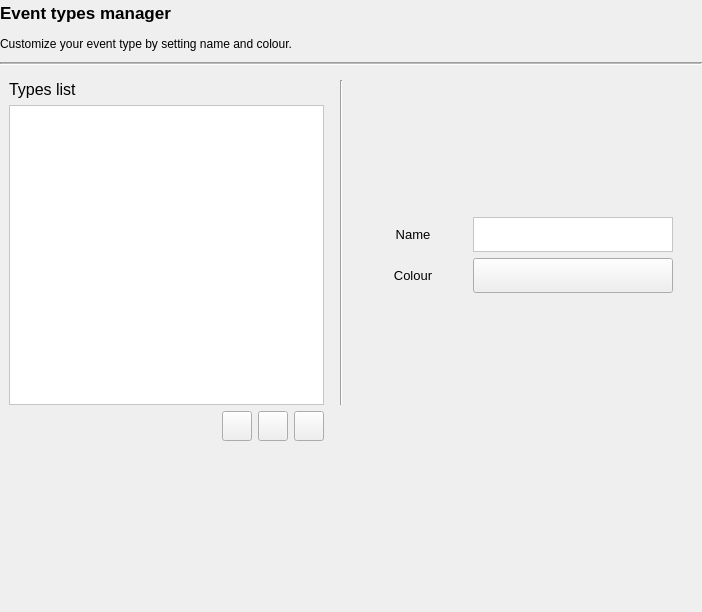
Qt form GUI/Autogenerated/SettingsWindow/AGEventTypesSet.ui (Klaudia-24/Harmonogram) before a commit.
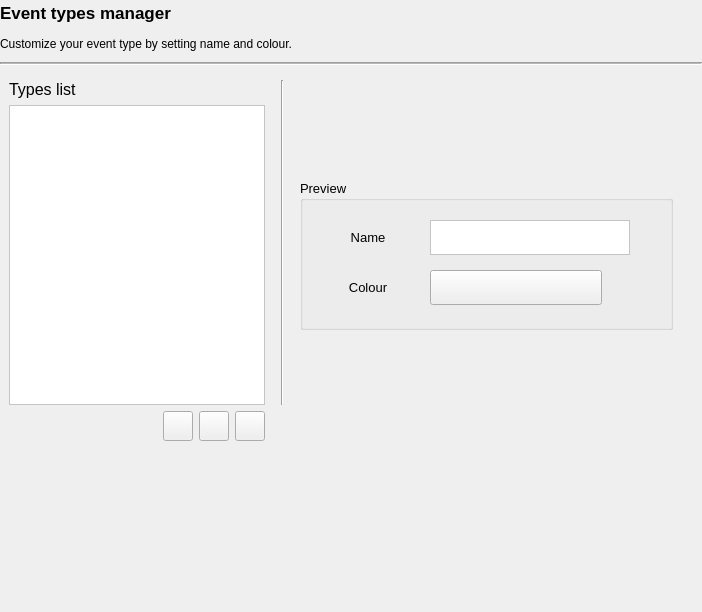
The same form after that commit.

Commit message: Added settings display in event types set.

The edit to the form file:
```diff
--- a/GUI/Autogenerated/SettingsWindow/AGEventTypesSet.ui
+++ b/GUI/Autogenerated/SettingsWindow/AGEventTypesSet.ui
@@ -61,51 +61,66 @@
       </property>
       <layout class="QGridLayout" name="gridLayout_5">
        <item row="0" column="0">
-        <layout class="QGridLayout" name="gridLayout_3">
-         <item row="1" column="1">
-          <widget class="QListWidget" name="typesListWidget">
-           <property name="minimumSize">
-            <size>
-             <width>0</width>
-             <height>300</height>
-            </size>
-           </property>
-           <property name="maximumSize">
-            <size>
-             <width>350</width>
-             <height>300</height>
-            </size>
-           </property>
-           <property name="font">
-            <font>
-             <pointsize>10</pointsize>
-            </font>
-           </property>
-           <property name="styleSheet">
-            <string notr="true">background-color: rgb(255,255,255);</string>
-           </property>
-          </widget>
-         </item>
-         <item row="0" column="2" rowspan="2">
-          <spacer name="horizontalSpacer">
-           <property name="orientation">
-            <enum>Qt::Horizontal</enum>
-           </property>
-           <property name="sizeType">
-            <enum>QSizePolicy::Fixed</enum>
-           </property>
-           <property name="sizeHint" stdset="0">
-            <size>
-             <width>10</width>
-             <height>20</height>
-            </size>
-           </property>
-          </spacer>
-         </item>
+        <layout class="QGridLayout" name="gridLayout_3" columnstretch="0,0,0,0,0,1,0">
          <item row="1" column="5">
           <layout class="QGridLayout" name="gridLayout_6">
-           <item row="1" column="0">
+           <item row="0" column="0" colspan="2">
+            <spacer name="verticalSpacer_3">
+             <property name="orientation">
+              <enum>Qt::Vertical</enum>
+             </property>
+             <property name="sizeHint" stdset="0">
+              <size>
+               <width>20</width>
+               <height>40</height>
+              </size>
+             </property>
+            </spacer>
+           </item>
+           <item row="2" column="0" colspan="2">
+            <spacer name="verticalSpacer_2">
+             <property name="orientation">
+              <enum>Qt::Vertical</enum>
+             </property>
+             <property name="sizeHint" stdset="0">
+              <size>
+               <width>20</width>
+               <height>40</height>
+              </size>
+             </property>
+            </spacer>
+           </item>
+           <item row="1" column="0" colspan="2">
+            <widget class="QGroupBox" name="groupBox">
+             <property name="minimumSize">
+              <size>
+               <width>0</width>
+               <height>150</height>
+              </size>
+             </property>
+             <property name="maximumSize">
+              <size>
+               <width>16777215</width>
+               <height>150</height>
+              </size>
+             </property>
+             <property name="font">
+              <font>
+               <pointsize>10</pointsize>
+              </font>
+             </property>
+             <property name="title">
+              <string>Preview</string>
+             </property>
             <widget class="QLabel" name="label">
+              <property name="geometry">
+               <rect>
+                <x>20</x>
+                <y>40</y>
+                <width>96</width>
+                <height>35</height>
+               </rect>
+              </property>
              <property name="font">
               <font>
                <pointsize>10</pointsize>
@@ -118,9 +133,15 @@
               <set>Qt::AlignCenter</set>
              </property>
             </widget>
-           </item>
-           <item row="2" column="0">
             <widget class="QLabel" name="label_2">
+              <property name="geometry">
+               <rect>
+                <x>20</x>
+                <y>90</y>
+                <width>96</width>
+                <height>35</height>
+               </rect>
+              </property>
              <property name="font">
               <font>
                <pointsize>10</pointsize>
@@ -133,9 +154,15 @@
               <set>Qt::AlignCenter</set>
              </property>
             </widget>
-           </item>
-           <item row="1" column="1">
             <widget class="QTextEdit" name="typeNameTextEdit">
+              <property name="geometry">
+               <rect>
+                <x>130</x>
+                <y>40</y>
+                <width>200</width>
+                <height>35</height>
+               </rect>
+              </property>
              <property name="minimumSize">
               <size>
                <width>200</width>
@@ -157,9 +184,15 @@
               <string notr="true">background-color: rgb(255,255,255);</string>
              </property>
             </widget>
-           </item>
-           <item row="2" column="1">
             <widget class="QPushButton" name="typeColourBtn">
+              <property name="geometry">
+               <rect>
+                <x>130</x>
+                <y>90</y>
+                <width>172</width>
+                <height>35</height>
+               </rect>
+              </property>
              <property name="minimumSize">
               <size>
                <width>0</width>
@@ -176,32 +209,7 @@
               <string/>
              </property>
             </widget>
-           </item>
-           <item row="3" column="0" colspan="2">
-            <spacer name="verticalSpacer_2">
-             <property name="orientation">
-              <enum>Qt::Vertical</enum>
-             </property>
-             <property name="sizeHint" stdset="0">
-              <size>
-               <width>20</width>
-               <height>40</height>
-              </size>
-             </property>
-            </spacer>
-           </item>
-           <item row="0" column="0" colspan="2">
-            <spacer name="verticalSpacer_3">
-             <property name="orientation">
-              <enum>Qt::Vertical</enum>
-             </property>
-             <property name="sizeHint" stdset="0">
-              <size>
-               <width>20</width>
-               <height>40</height>
-              </size>
-             </property>
-            </spacer>
+            </widget>
            </item>
           </layout>
          </item>
@@ -221,6 +229,29 @@
            </property>
           </spacer>
          </item>
+         <item row="0" column="4" rowspan="2">
+          <spacer name="horizontalSpacer_8">
+           <property name="orientation">
+            <enum>Qt::Horizontal</enum>
+           </property>
+           <property name="sizeType">
+            <enum>QSizePolicy::Fixed</enum>
+           </property>
+           <property name="sizeHint" stdset="0">
+            <size>
+             <width>10</width>
+             <height>20</height>
+            </size>
+           </property>
+          </spacer>
+         </item>
+         <item row="0" column="3" rowspan="2">
+          <widget class="Line" name="line_2">
+           <property name="orientation">
+            <enum>Qt::Vertical</enum>
+           </property>
+          </widget>
+         </item>
          <item row="0" column="1">
           <widget class="QLabel" name="sectionTitleLabel_1">
            <property name="font">
@@ -233,29 +264,30 @@
            </property>
           </widget>
          </item>
-         <item row="0" column="3" rowspan="2">
-          <widget class="Line" name="line_2">
-           <property name="orientation">
-            <enum>Qt::Vertical</enum>
+         <item row="1" column="1">
+          <widget class="QListWidget" name="typesListWidget">
+           <property name="minimumSize">
+            <size>
+             <width>0</width>
+             <height>300</height>
+            </size>
+           </property>
+           <property name="maximumSize">
+            <size>
+             <width>350</width>
+             <height>300</height>
+            </size>
+           </property>
+           <property name="font">
+            <font>
+             <pointsize>10</pointsize>
+            </font>
+           </property>
+           <property name="styleSheet">
+            <string notr="true">background-color: rgb(255,255,255);</string>
            </property>
           </widget>
          </item>
-         <item row="0" column="4" rowspan="2">
-          <spacer name="horizontalSpacer_8">
-           <property name="orientation">
-            <enum>Qt::Horizontal</enum>
-           </property>
-           <property name="sizeType">
-            <enum>QSizePolicy::Fixed</enum>
-           </property>
-           <property name="sizeHint" stdset="0">
-            <size>
-             <width>10</width>
-             <height>20</height>
-            </size>
-           </property>
-          </spacer>
-         </item>
          <item row="2" column="1">
           <layout class="QGridLayout" name="gridLayout_10">
            <item row="0" column="2">
@@ -330,6 +362,22 @@
            </item>
           </layout>
          </item>
+         <item row="0" column="2" rowspan="2">
+          <spacer name="horizontalSpacer">
+           <property name="orientation">
+            <enum>Qt::Horizontal</enum>
+           </property>
+           <property name="sizeType">
+            <enum>QSizePolicy::Fixed</enum>
+           </property>
+           <property name="sizeHint" stdset="0">
+            <size>
+             <width>10</width>
+             <height>20</height>
+            </size>
+           </property>
+          </spacer>
+         </item>
         </layout>
        </item>
        <item row="1" column="0">
```
Lines whose indentation alone changed are shown as unchanged. The commit also changes 2 other files.
